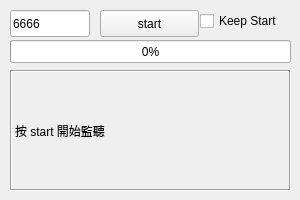
Above: Server/server.ui from shengyu7697/QtFileTransfer before the change. Below: the same form after it.
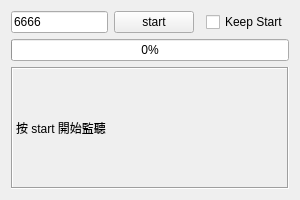
That is the form after the change.

Commit message: Change layout to grid layout

Patch:
```diff
--- a/Server/server.ui
+++ b/Server/server.ui
@@ -13,41 +13,16 @@
   <property name="windowTitle">
    <string>Server</string>
   </property>
-  <widget class="QPushButton" name="startButton">
-   <property name="geometry">
-    <rect>
-     <x>100</x>
-     <y>10</y>
-     <width>99</width>
-     <height>27</height>
-    </rect>
-   </property>
+  <layout class="QGridLayout" name="gridLayout">
+   <item row="0" column="0">
+    <widget class="QLineEdit" name="portLineEdit">
    <property name="text">
-    <string>start</string>
-   </property>
-  </widget>
-  <widget class="QProgressBar" name="serverProgressBar">
-   <property name="geometry">
-    <rect>
-     <x>10</x>
-     <y>40</y>
-     <width>281</width>
-     <height>23</height>
-    </rect>
-   </property>
-   <property name="value">
-    <number>0</number>
-   </property>
-  </widget>
+      <string>6666</string>
+     </property>
+    </widget>
+   </item>
+   <item row="2" column="0" colspan="4">
   <widget class="QLabel" name="serverStatusLabel">
-   <property name="geometry">
-    <rect>
-     <x>10</x>
-     <y>70</y>
-     <width>281</width>
-     <height>121</height>
-    </rect>
-   </property>
    <property name="frameShape">
     <enum>QFrame::Box</enum>
    </property>
@@ -61,32 +36,29 @@
     <bool>true</bool>
    </property>
   </widget>
-  <widget class="QLineEdit" name="portLineEdit">
-   <property name="geometry">
-    <rect>
-     <x>10</x>
-     <y>10</y>
-     <width>80</width>
-     <height>27</height>
-    </rect>
-   </property>
+   </item>
+   <item row="0" column="1">
+    <widget class="QPushButton" name="startButton">
    <property name="text">
-    <string>6666</string>
-   </property>
-  </widget>
+      <string>start</string>
+     </property>
+    </widget>
+   </item>
+   <item row="0" column="3">
   <widget class="QCheckBox" name="keepStart">
-   <property name="geometry">
-    <rect>
-     <x>200</x>
-     <y>10</y>
-     <width>97</width>
-     <height>22</height>
-    </rect>
-   </property>
    <property name="text">
     <string>Keep Start</string>
    </property>
   </widget>
+   </item>
+   <item row="1" column="0" colspan="4">
+    <widget class="QProgressBar" name="serverProgressBar">
+     <property name="value">
+      <number>0</number>
+     </property>
+    </widget>
+   </item>
+  </layout>
  </widget>
  <layoutdefault spacing="6" margin="11"/>
  <resources/>
```
Lines whose indentation alone changed are shown as unchanged. The commit also changes 1 other file.
